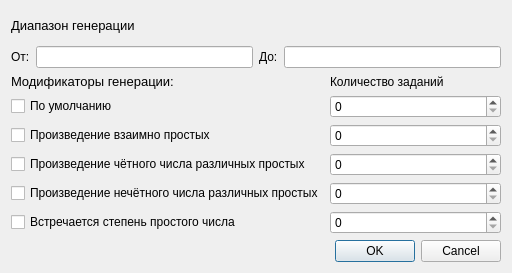
Qt form dialogmebiusfunction.ui (TeddyReady/MathTasksRenderer) before a commit.
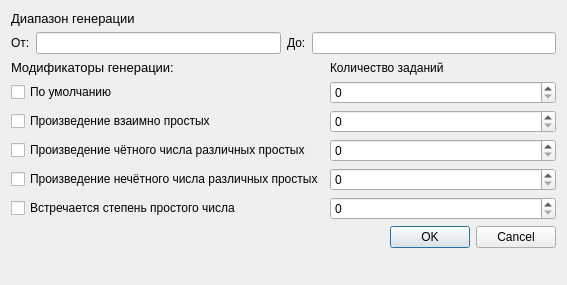
The same form after that commit.

```diff
--- a/dialogmebiusfunction.ui
+++ b/dialogmebiusfunction.ui
@@ -6,8 +6,8 @@
    <rect>
     <x>0</x>
     <y>0</y>
-    <width>512</width>
-    <height>273</height>
+    <width>567</width>
+    <height>285</height>
    </rect>
   </property>
   <property name="windowTitle">
@@ -137,6 +137,19 @@
      </item>
     </layout>
    </item>
+   <item row="3" column="0">
+    <spacer name="verticalSpacer">
+     <property name="orientation">
+      <enum>Qt::Vertical</enum>
+     </property>
+     <property name="sizeHint" stdset="0">
+      <size>
+       <width>20</width>
+       <height>40</height>
+      </size>
+     </property>
+    </spacer>
+   </item>
   </layout>
  </widget>
  <resources/>
```
